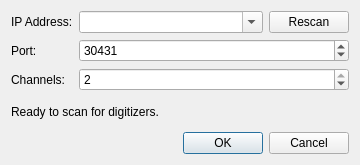
Before: the Qt Designer form forms/connection_dialog.ui in nucliflare/nlab-digitizer-community, drawn with Qt 5.
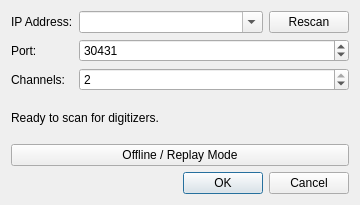
After: the same form once the commit is applied.

Commit message: Add offline analysis and replay mode

What changed in the file:
```diff
--- a/forms/connection_dialog.ui
+++ b/forms/connection_dialog.ui
@@ -7,7 +7,7 @@
     <x>0</x>
     <y>0</y>
     <width>360</width>
-    <height>165</height>
+    <height>205</height>
    </rect>
   </property>
   <property name="windowTitle">
@@ -111,6 +111,16 @@
      </property>
     </widget>
    </item>
+   <item>
+    <widget class="QPushButton" name="buttonOffline">
+     <property name="toolTip">
+      <string>Open the analysis workspace without establishing a digitizer hardware connection</string>
+     </property>
+     <property name="text">
+      <string>Offline / Replay Mode</string>
+     </property>
+    </widget>
+   </item>
    <item>
     <widget class="QDialogButtonBox" name="buttonBox">
      <property name="standardButtons">
```
The commit also changes 12 other files.
